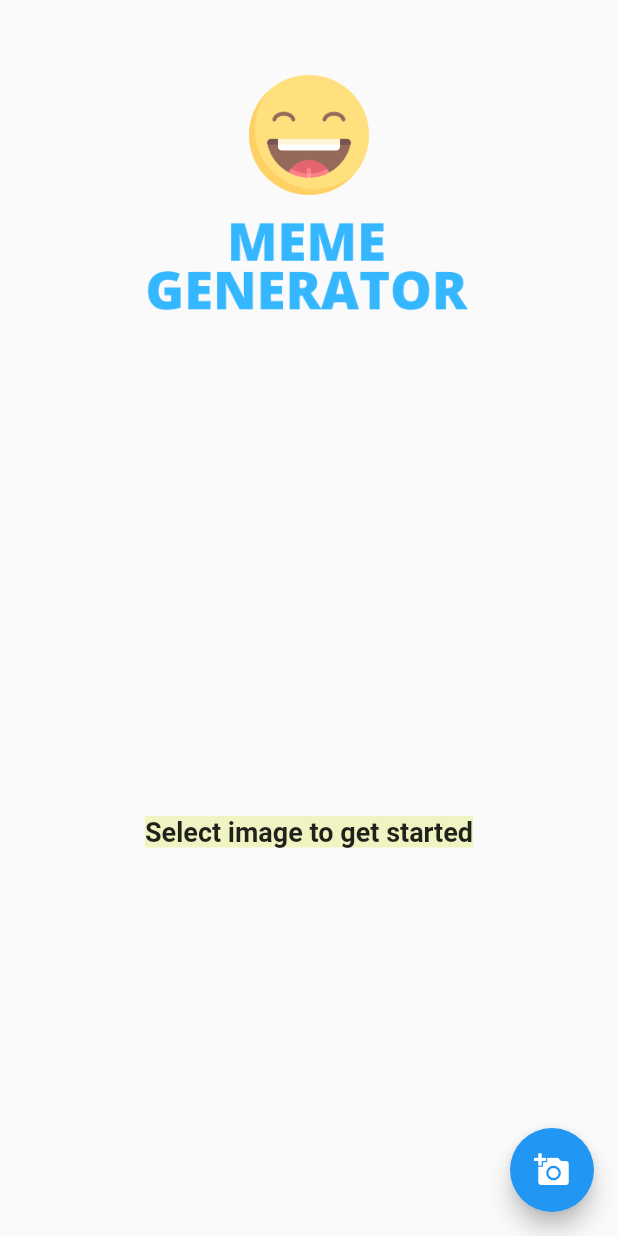
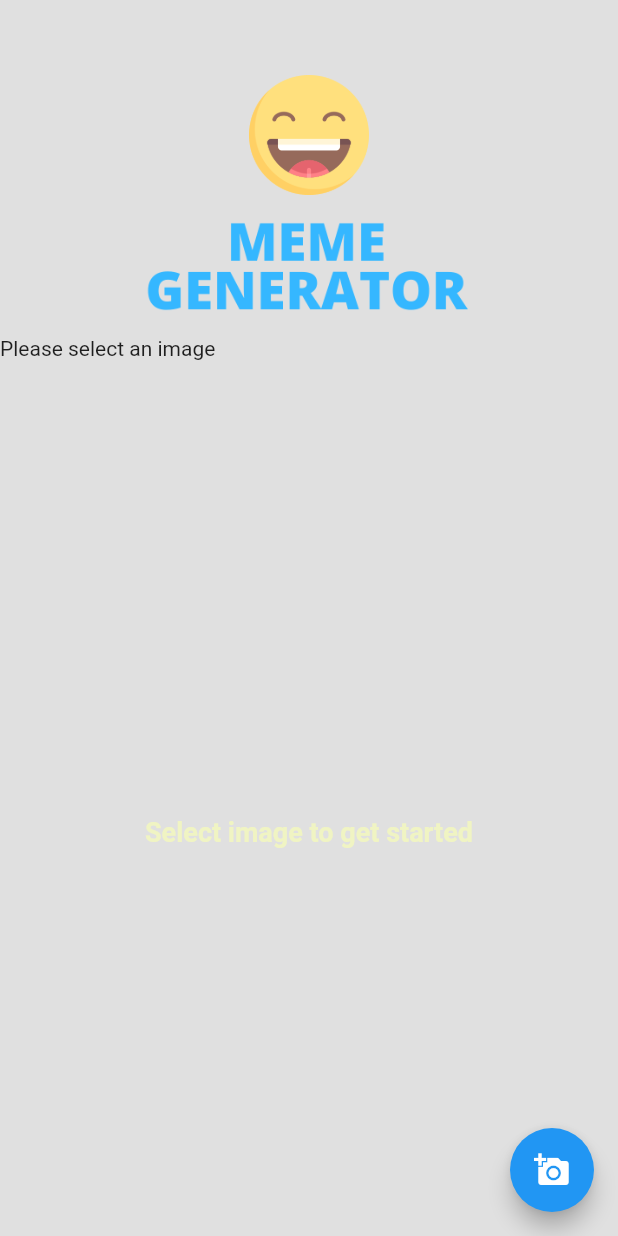
Before and after one commit to hiralrnagda/Meme-Generator, a Flutter app: the screen it shows after launch, after a tap on the "add a photo" icon, on a phone screen of 412 x 824 dp. Run offline on Flutter 3.47's test engine with Material 2 defaults, Android fonts, the phone set to English and light mode, and no system bars; our stand-ins replace google_fonts, image_gallery_saver, image_picker, permission_handler.

Commit message:
color updates

```diff
--- a/lib/main.dart
+++ b/lib/main.dart
@@ -9,7 +9,7 @@ import 'package:image_gallery_saver/image_gallery_saver.dart';
 import 'package:image_picker/image_picker.dart';
 import 'package:path_provider/path_provider.dart';
 import 'package:permission_handler/permission_handler.dart';
-
+import 'package:google_fonts/google_fonts.dart';
 
 void main() {
   runApp(MyApp());
@@ -52,7 +52,8 @@ class _HomePageState extends State<HomePage> {
       } else {}
       _image = image;
     });
-    new Directory('meme').create(recursive: true);
+    new Directory('storage/emulated/0/' + 'MemeGenerator')
+        .create(recursive: true);
   }
 
   @override
@@ -63,6 +64,7 @@ class _HomePageState extends State<HomePage> {
   @override
   Widget build(BuildContext context) {
     return Scaffold(
+      backgroundColor: Colors.black12,
       body: SingleChildScrollView(
         child: Container(
           child: Column(
@@ -95,7 +97,7 @@ class _HomePageState extends State<HomePage> {
                             height: 300,
                             fit: BoxFit.fitHeight,
                           )
-                        : Container(),
+                        : Container(child: Text('Please select an image'),),
                     Container(
                       height: 300,
                       width: MediaQuery.of(context).size.width,
@@ -107,10 +109,10 @@ class _HomePageState extends State<HomePage> {
                             padding: EdgeInsets.symmetric(vertical: 8),
                             child: Text(
                               headerText.toUpperCase(),
-                              style: TextStyle(
-                                  color: Colors.black54,
-                                  fontSize: 30,
-                                  fontWeight: FontWeight.w700),
+                              style: GoogleFonts.poppins(
+                                color: Colors.black,
+                                fontSize: 32,
+                                fontWeight: FontWeight.w700),
                             ),
                           ),
                           Spacer(),
@@ -120,10 +122,10 @@ class _HomePageState extends State<HomePage> {
                               child: Text(
                                 footerText.toUpperCase(),
                                 textAlign: TextAlign.center,
-                                style: TextStyle(
-                                    color: Colors.black54,
-                                    fontSize: 30,
-                                    fontWeight: FontWeight.w700),
+                                style: GoogleFonts.poppins(
+                                color: Colors.black,
+                                fontSize: 32,
+                                fontWeight: FontWeight.w700),
                               )),
                         ],
                       ),
@@ -140,25 +142,27 @@ class _HomePageState extends State<HomePage> {
                       child: Column(
                         children: [
                           TextField(
+                            style: TextStyle(color:Colors.lightBlue),
                             onChanged: (val) {
                               setState(() {
                                 headerText = val;
                               });
                             },
                             decoration:
-                                InputDecoration(hintText: "Header Text"),
+                                InputDecoration(hintText: "Header Text",hintStyle:TextStyle(color:Colors.lime.shade100)),
                           ),
                           SizedBox(
                             height: 12,
                           ),
                           TextField(
+                            style: TextStyle(color:Colors.lightBlue),
                             onChanged: (val) {
                               setState(() {
                                 footerText = val;
                               });
                             },
                             decoration:
-                                InputDecoration(hintText: "Footer Text"),
+                                InputDecoration(hintText: "Footer Text",hintStyle:TextStyle(color:Colors.lime.shade100)),
                           ),
                           SizedBox(
                             height: 20,
@@ -177,7 +181,7 @@ class _HomePageState extends State<HomePage> {
                       child: Center(
                         child: Text(
                           "Select image to get started",
-                          style: TextStyle(fontSize: 18,fontWeight: FontWeight.bold,backgroundColor: Colors.lime.shade100),),
+                          style: TextStyle(fontSize: 18,fontWeight: FontWeight.bold,color: Colors.lime.shade100),),
                         ),),
                 _imageFile != null ? Center(child: Image.file(_imageFile)) : Container(),
 
```
